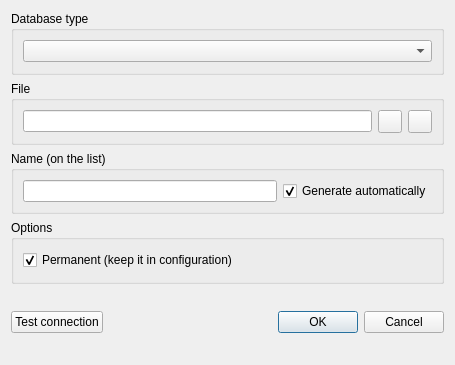
First picture: the form in trunk/SQLiteStudio3/guiSQLiteStudio/dialogs/dbdialog.ui, repository pawelsalawa/sqlitestudio, before the edit.
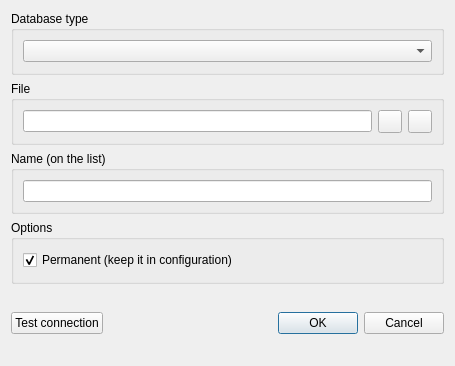
Second picture: the form after the edit. Icons and pictures are not drawn.

Commit message: #2901 Automatically generated database name includes full file name, except for the file extension only (unlike before, when it took only a file name up to the first dot).; #3140 The 'generate name automatically' checkbox has been removed. Now the name is generated automatically by default, unless user starts to edit the name manually.

```diff
--- a/trunk/SQLiteStudio3/guiSQLiteStudio/dialogs/dbdialog.ui
+++ b/trunk/SQLiteStudio3/guiSQLiteStudio/dialogs/dbdialog.ui
@@ -7,7 +7,7 @@
     <x>0</x>
     <y>0</y>
     <width>455</width>
-    <height>365</height>
+    <height>366</height>
    </rect>
   </property>
   <property name="minimumSize">
@@ -80,24 +80,7 @@
      </property>
      <layout class="QHBoxLayout" name="horizontalLayout_6">
       <item>
-       <widget class="QLineEdit" name="nameEdit">
-        <property name="readOnly">
-         <bool>true</bool>
-        </property>
-       </widget>
-      </item>
-      <item>
-       <widget class="QCheckBox" name="generateCheckBox">
-        <property name="toolTip">
-         <string>Generate name basing on file path</string>
-        </property>
-        <property name="text">
-         <string>Generate automatically</string>
-        </property>
-        <property name="checked">
-         <bool>true</bool>
-        </property>
-       </widget>
+       <widget class="QLineEdit" name="nameEdit"/>
       </item>
      </layout>
     </widget>
```
The commit also changes 6 other files.
